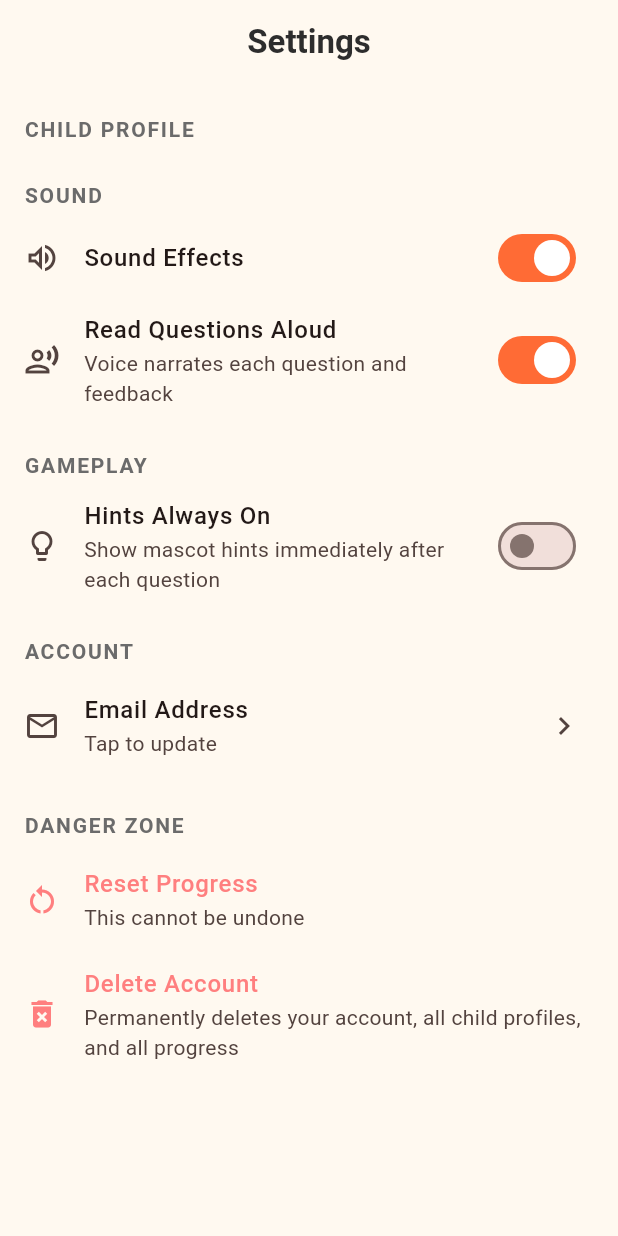
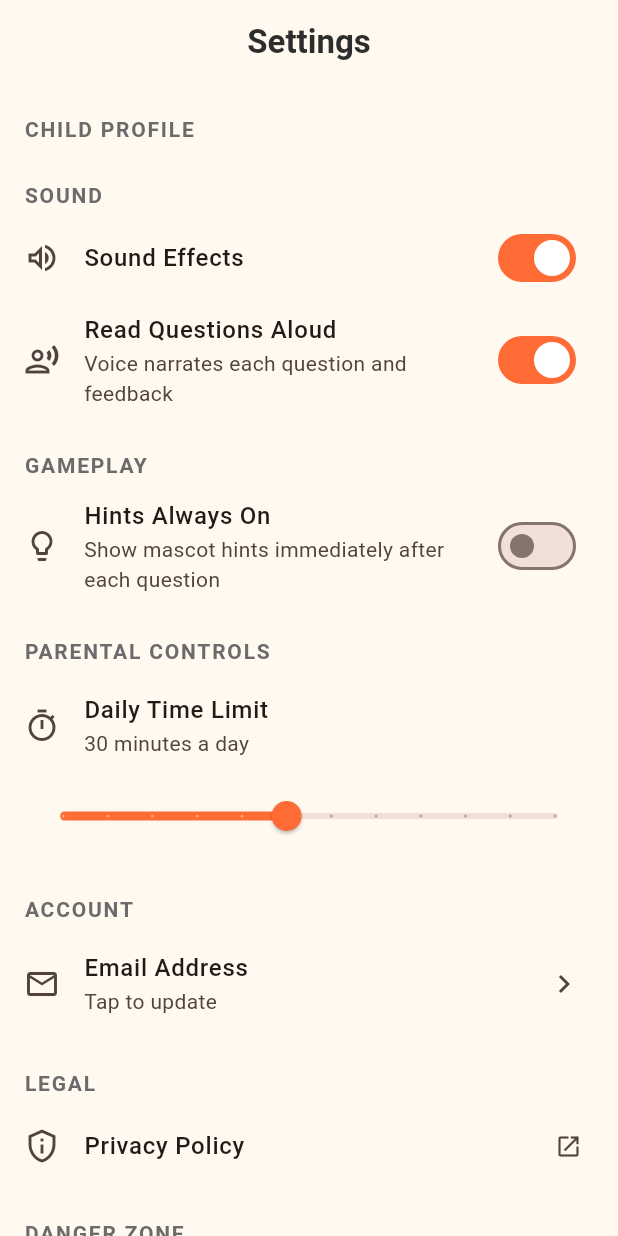
Before and after one commit to MultiplexerLab/mathmunch, a Flutter app: the SettingsScreen screen opened by its route, on a phone screen of 412 x 824 dp. Run offline on Flutter 3.47's test engine with Material 3 defaults, Android fonts, the phone set to English and light mode, and no system bars; our stand-ins replace audioplayers, flutter_animate, flutter_riverpod, flutter_tts, go_router, hive_flutter; accounts and stored records are empty; Roboto replaces fonts that are missing (Nunito).

Commit message:
Implement daily time limit enforcement (FR-41) and add Privacy Policy link (FR-47)
Daily Time Limit was previously removed from Settings because nothing
enforced it. It's now backed by real behavior: dailyLimitStatusProvider
sums today's saved session durations for the active child and compares
against the configured limit; the router redirect blocks entry to
Gameplay once reached and routes to a new gentle end-of-session screen
instead. A level already in progress is allowed to finish rather than
interrupting mid-question.

Also adds an accessible Privacy Policy link under a new Legal section
in Settings, opened via url_launcher, per QA/App Store review feedback.

Co-Authored-By: Claude Sonnet 5 <noreply@anthropic.com>

```diff
--- a/lib/core/constants/app_constants.dart
+++ b/lib/core/constants/app_constants.dart
@@ -31,6 +31,10 @@ class AppConstants {
   // Parent PIN length
   static const int parentPinLength = 4;
 
+  // Legal
+  static const String privacyPolicyUrl =
+      'https://multiplexer-lab.com/privacy-policy.html';
+
   // Recent activity feed size
   static const int activityFeedSize = 10;
 
--- a/lib/features/settings/settings_screen.dart
+++ b/lib/features/settings/settings_screen.dart
@@ -8,6 +8,7 @@ import 'package:mathmunch/data/repositories/auth_repository.dart';
 import 'package:mathmunch/data/repositories/child_repository.dart';
 import 'package:mathmunch/data/repositories/progress_repository.dart';
 import 'package:mathmunch/features/settings/providers/settings_provider.dart';
+import 'package:url_launcher/url_launcher.dart';
 
 /// SCR-10 — Settings: time limits, sound, avatar, account, reset. FR-40 to FR-45.
 class SettingsScreen extends ConsumerWidget {
@@ -67,6 +68,29 @@ class SettingsScreen extends ConsumerWidget {
             secondary: const Icon(Icons.lightbulb_outline),
           ),
 
+          // ---- Parental Controls ----
+          // FR-41 — re-added once backed by real enforcement (see
+          // dailyLimitStatusProvider / app_router.dart redirect).
+          const _Section('Parental Controls'),
+          ListTile(
+            leading: const Icon(Icons.timer_outlined),
+            title: const Text('Daily Time Limit'),
+            subtitle: Text('${settings.dailyTimeLimitMinutes} minutes a day'),
+          ),
+          Padding(
+            padding: const EdgeInsets.fromLTRB(16, 0, 16, 8),
+            child: Slider(
+              value: settings.dailyTimeLimitMinutes.toDouble(),
+              min: AppConstants.minTimeLimitMinutes.toDouble(),
+              max: AppConstants.maxTimeLimitMinutes.toDouble(),
+              divisions: (AppConstants.maxTimeLimitMinutes -
+                      AppConstants.minTimeLimitMinutes) ~/
+                  5,
+              label: '${settings.dailyTimeLimitMinutes} min',
+              onChanged: (v) => notifier.setTimeLimit(v.round()),
+            ),
+          ),
+
           // ---- Account ----
           const _Section('Account'),
           ListTile(
@@ -75,6 +99,15 @@ class SettingsScreen extends ConsumerWidget {
             subtitle: const Text('Tap to update'),
             trailing: const Icon(Icons.chevron_right),
             onTap: () {}, // FR-45 — editable with re-verification
+          ),
+
+          // ---- Legal ----
+          const _Section('Legal'),
+          ListTile(
+            leading: const Icon(Icons.privacy_tip_outlined),
+            title: const Text('Privacy Policy'),
+            trailing: const Icon(Icons.open_in_new, size: 18),
+            onTap: () => _openPrivacyPolicy(context),
           ),
 
           // FR-44 — Reset progress
@@ -100,6 +133,16 @@ class SettingsScreen extends ConsumerWidget {
         ],
       ),
     );
+  }
+
+  Future<void> _openPrivacyPolicy(BuildContext context) async {
+    final uri = Uri.parse(AppConstants.privacyPolicyUrl);
+    final launched = await launchUrl(uri, mode: LaunchMode.externalApplication);
+    if (!launched && context.mounted) {
+      ScaffoldMessenger.of(context).showSnackBar(
+        const SnackBar(content: Text("Couldn't open the Privacy Policy.")),
+      );
+    }
   }
 
   Future<void> _editName(
--- a/pubspec.yaml
+++ b/pubspec.yaml
@@ -30,6 +30,7 @@ dependencies:
   crypto: ^3.0.3          # password hashing
   uuid: ^4.4.0            # unique IDs
   intl: ^0.19.0           # date/number formatting
+  url_launcher: ^6.3.0    # opening the Privacy Policy link
 
 dev_dependencies:
   flutter_test:
```
Also changed, not shown: lib/core/router/app_router.dart (+17 -0 lines), lib/data/repositories/progress_repository.dart (+13 -0 lines), lib/features/time_limit/time_limit_screen.dart (added, +68 -0 lines), lib/shared/services/daily_limit_service.dart (added, +44 -0 lines), pubspec.lock, 2 other files.
